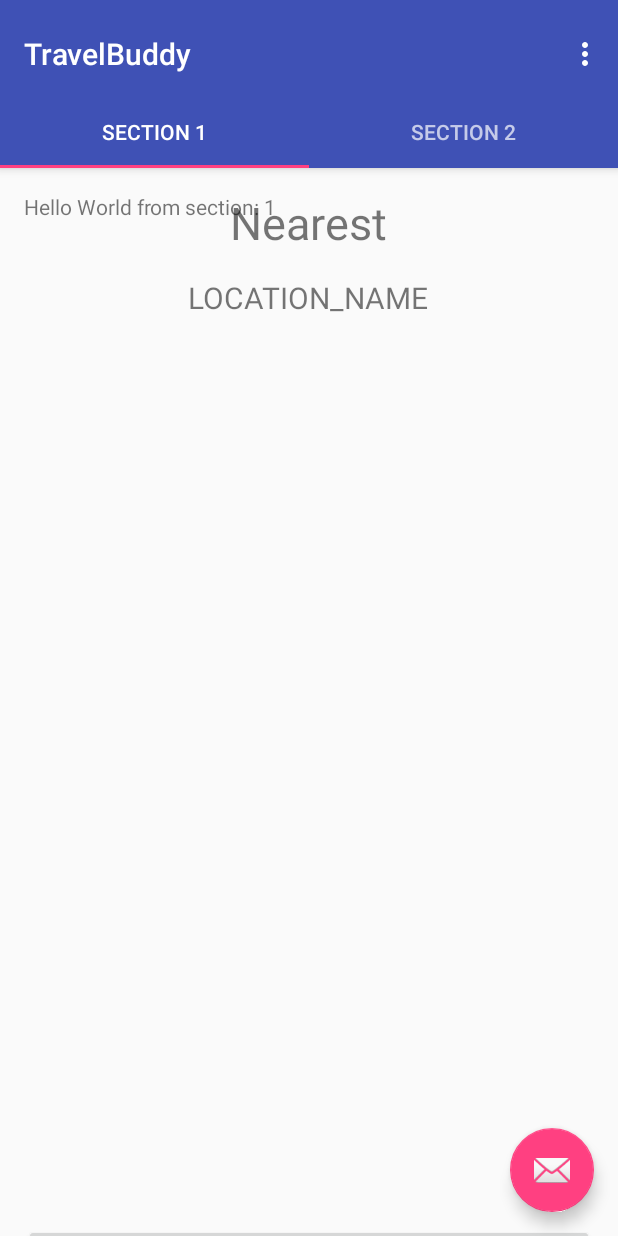
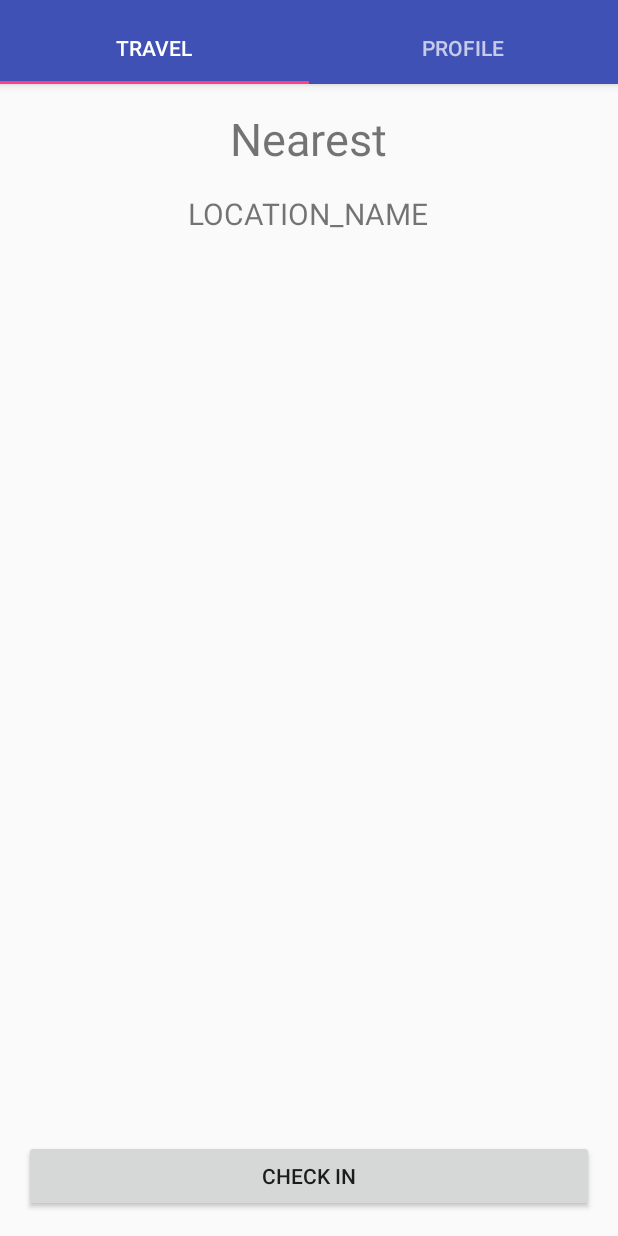
Before and after one commit to dkcas11/TravelBuddy, an Android app: the screen it shows after launch (Travel before the commit, PageController after it), on a phone screen of 412 x 824 dp. Run offline under Robolectric (Android 15) with nearby library versions, the phone set to English and light mode, and no system bars.

Commit message:
Setup basic file structure for PageAdapter and fragments

```diff
--- a/TravelBuddy/app/src/main/AndroidManifest.xml
+++ b/TravelBuddy/app/src/main/AndroidManifest.xml
@@ -9,7 +9,7 @@
         android:supportsRtl="true"
         android:theme="@style/AppTheme">
         <activity
-            android:name=".Travel"
+            android:name=".PageController"
             android:label="@string/app_name"
             android:theme="@style/AppTheme.NoActionBar">
             <intent-filter>
--- /dev/null
+++ b/TravelBuddy/app/src/main/java/com/travelbuddy/casperriboe/travelbuddy/PageController.java
@@ -0,0 +1,98 @@
+package com.travelbuddy.casperriboe.travelbuddy;
+
+import android.support.design.widget.TabLayout;
+import android.support.v7.app.AppCompatActivity;
+
+import android.support.v4.app.Fragment;
+import android.support.v4.app.FragmentManager;
+import android.support.v4.app.FragmentPagerAdapter;
+import android.support.v4.view.ViewPager;
+import android.os.Bundle;
+
+public class PageController extends AppCompatActivity {
+
+    /**
+     * The {@link android.support.v4.view.PagerAdapter} that will provide
+     * fragments for each of the sections. We use a
+     * {@link FragmentPagerAdapter} derivative, which will keep every
+     * loaded fragment in memory. If this becomes too memory intensive, it
+     * may be best to switch to a
+     * {@link android.support.v4.app.FragmentStatePagerAdapter}.
+     */
+    private SectionsPagerAdapter mSectionsPagerAdapter;
+
+    /**
+     * The {@link ViewPager} that will host the section contents.
+     */
+    private ViewPager mViewPager;
+
+    @Override
+    protected void onCreate(Bundle savedInstanceState) {
+        super.onCreate(savedInstanceState);
+        setContentView(R.layout.activity_travel);
+
+        // Create the adapter that will return a fragment for each of the three
+        // primary sections of the activity.
+        mSectionsPagerAdapter = new SectionsPagerAdapter(getSupportFragmentManager());
+
+        // Set up the ViewPager with the sections adapter.
+        mViewPager = (ViewPager) findViewById(R.id.container);
+        mViewPager.setAdapter(mSectionsPagerAdapter);
+
+        TabLayout tabLayout = (TabLayout) findViewById(R.id.tabs);
+        tabLayout.setupWithViewPager(mViewPager);
+/*
+        FloatingActionButton fab = (FloatingActionButton) findViewById(R.id.fab);
+        fab.setOnClickListener(new View.OnClickListener() {
+            @Override
+            public void onClick(View view) {
+                Snackbar.make(view, "Replace with your own action", Snackbar.LENGTH_LONG)
+                        .setAction("Action", null).show();
+            }
+        });
+*/
+    }
+
+    /**
+     * A {@link FragmentPagerAdapter} that returns a fragment corresponding to
+     * one of the sections/tabs/pages.
+     */
+    public class SectionsPagerAdapter extends FragmentPagerAdapter {
+
+        public SectionsPagerAdapter(FragmentManager fm) {
+            super(fm);
+        }
+
+        @Override
+        public Fragment getItem(int position) {
+            // getItem is called to instantiate the fragment for the given page.
+            switch (position) {
+                case 0:
+                    return TravelFragment.newInstance();
+                case 1:
+                    break;
+                default:
+                    return null;
+            }
+            return TravelFragment.newInstance();
+        }
+
+        @Override
+        public int getCount() {
+            return 2;
+        }
+
+        @Override
+        public CharSequence getPageTitle(int position) {
+            switch (position) {
+                case 0:
+                    return "Travel";
+                case 1:
+                    return "Profile";
+                case 2:
+                    return "";
+            }
+            return "";
+        }
+    }
+}
--- a/TravelBuddy/app/src/main/java/com/travelbuddy/casperriboe/travelbuddy/Travel.java
+++ /dev/null
@@ -1,162 +0,0 @@
-package com.travelbuddy.casperriboe.travelbuddy;
-
-import android.support.design.widget.TabLayout;
-import android.support.design.widget.FloatingActionButton;
-import android.support.design.widget.Snackbar;
-import android.support.v7.app.AppCompatActivity;
-import android.support.v7.widget.Toolbar;
-
-import android.support.v4.app.Fragment;
-import android.support.v4.app.FragmentManager;
-import android.support.v4.app.FragmentPagerAdapter;
-import android.support.v4.view.ViewPager;
-import android.os.Bundle;
-import android.view.LayoutInflater;
-import android.view.Menu;
-import android.view.MenuItem;
-import android.view.View;
-import android.view.ViewGroup;
-
-import android.widget.TextView;
-
-public class Travel extends AppCompatActivity {
-
-    /**
-     * The {@link android.support.v4.view.PagerAdapter} that will provide
-     * fragments for each of the sections. We use a
-     * {@link FragmentPagerAdapter} derivative, which will keep every
-     * loaded fragment in memory. If this becomes too memory intensive, it
-     * may be best to switch to a
-     * {@link android.support.v4.app.FragmentStatePagerAdapter}.
-     */
-    private SectionsPagerAdapter mSectionsPagerAdapter;
-
-    /**
-     * The {@link ViewPager} that will host the section contents.
-     */
-    private ViewPager mViewPager;
-
-    @Override
-    protected void onCreate(Bundle savedInstanceState) {
-        super.onCreate(savedInstanceState);
-        setContentView(R.layout.activity_travel);
-
-        Toolbar toolbar = (Toolbar) findViewById(R.id.toolbar);
-        setSupportActionBar(toolbar);
-        // Create the adapter that will return a fragment for each of the three
-        // primary sections of the activity.
-        mSectionsPagerAdapter = new SectionsPagerAdapter(getSupportFragmentManager());
-
-        // Set up the ViewPager with the sections adapter.
-        mViewPager = (ViewPager) findViewById(R.id.container);
-        mViewPager.setAdapter(mSectionsPagerAdapter);
-
-        TabLayout tabLayout = (TabLayout) findViewById(R.id.tabs);
-        tabLayout.setupWithViewPager(mViewPager);
-
-        FloatingActionButton fab = (FloatingActionButton) findViewById(R.id.fab);
-        fab.setOnClickListener(new View.OnClickListener() {
-            @Override
-            public void onClick(View view) {
-                Snackbar.make(view, "Replace with your own action", Snackbar.LENGTH_LONG)
-                        .setAction("Action", null).show();
-            }
-        });
-
-    }
-
-
-    @Override
-    public boolean onCreateOptionsMenu(Menu menu) {
-        // Inflate the menu; this adds items to the action bar if it is present.
-        getMenuInflater().inflate(R.menu.menu_travel, menu);
-        return true;
-    }
-
-    @Override
-    public boolean onOptionsItemSelected(MenuItem item) {
-        // Handle action bar item clicks here. The action bar will
-        // automatically handle clicks on the Home/Up button, so long
-        // as you specify a parent activity in AndroidManifest.xml.
-        int id = item.getItemId();
-
-        //noinspection SimplifiableIfStatement
-        if (id == R.id.action_settings) {
-            return true;
-        }
-
-        return super.onOptionsItemSelected(item);
-    }
-
-    /**
-     * A placeholder fragment containing a simple view.
-     */
-    public static class PlaceholderFragment extends Fragment {
-        /**
-         * The fragment argument representing the section number for this
-         * fragment.
-         */
-        private static final String ARG_SECTION_NUMBER = "section_number";
-
-        public PlaceholderFragment() {
-        }
-
-        /**
-         * Returns a new instance of this fragment for the given section
-         * number.
-         */
-        public static PlaceholderFragment newInstance(int sectionNumber) {
-            PlaceholderFragment fragment = new PlaceholderFragment();
-            Bundle args = new Bundle();
-            args.putInt(ARG_SECTION_NUMBER, sectionNumber);
-            fragment.setArguments(args);
-            return fragment;
-        }
-
-        @Override
-        public View onCreateView(LayoutInflater inflater, ViewGroup container,
-                                 Bundle savedInstanceState) {
-            View rootView = inflater.inflate(R.layout.fragment_travel, container, false);
-            TextView textView = (TextView) rootView.findViewById(R.id.section_label);
-            textView.setText(getString(R.string.section_format, getArguments().getInt(ARG_SECTION_NUMBER)));
-            return rootView;
-        }
-    }
-
-    /**
-     * A {@link FragmentPagerAdapter} that returns a fragment corresponding to
-     * one of the sections/tabs/pages.
-     */
-    public class SectionsPagerAdapter extends FragmentPagerAdapter {
-
-        public SectionsPagerAdapter(FragmentManager fm) {
-            super(fm);
-        }
-
-        @Override
-        public Fragment getItem(int position) {
-            // getItem is called to instantiate the fragment for the given page.
-            // Return a PlaceholderFragment (defined as a static inner class below).
-            return PlaceholderFragment.newInstance(position + 1);
-        }
-
-        @Override
-        public int getCount() {
-            // Show 3 total pages.
-            return 2;
-        }
-
-        @Override
-        public CharSequence getPageTitle(int position) {
-            switch (position) {
-                case 0:
-                    return "SECTION 1";
-                case 1:
-                    return "SECTION 2";
-                case 2:
-                    return "SECTION 3";
-            }
-            return null;
-        }
-    }
-}
--- /dev/null
+++ b/TravelBuddy/app/src/main/java/com/travelbuddy/casperriboe/travelbuddy/TravelFragment.java
@@ -0,0 +1,28 @@
+package com.travelbuddy.casperriboe.travelbuddy;
+
+import android.os.Bundle;
+import android.support.v4.app.Fragment;
+import android.view.LayoutInflater;
+import android.view.View;
+import android.view.ViewGroup;
+
+/**
+ * Created by Casper on 20/04/2017.
+ */
+
+public class TravelFragment extends Fragment {
+    public TravelFragment() {
+    }
+
+    public static TravelFragment newInstance() {
+        return new TravelFragment();
+    }
+
+    @Override
+    public View onCreateView(LayoutInflater inflater, ViewGroup container,
+                             Bundle savedInstanceState) {
+        View rootView = inflater.inflate(R.layout.fragment_travel, container, false);
+
+        return rootView;
+    }
+}
--- /dev/null
+++ b/TravelBuddy/app/src/main/res/drawable/button_bg_round.xml
@@ -0,0 +1,10 @@
+<?xml version="1.0" encoding="utf-8"?>
+<selector xmlns:android="http://schemas.android.com/apk/res/android">
+    <item>
+        <shape android:shape="oval">
+            <stroke android:color="#1E90FF" android:width="3dp" />
+            <solid android:color="#87CEEB"/>
+            <size android:width="150dp" android:height="150dp"/>
+        </shape>
+    </item>
+</selector>
--- a/TravelBuddy/app/src/main/res/layout/activity_travel.xml
+++ b/TravelBuddy/app/src/main/res/layout/activity_travel.xml
@@ -6,7 +6,7 @@
     android:layout_width="match_parent"
     android:layout_height="match_parent"
     android:fitsSystemWindows="true"
-    tools:context="com.travelbuddy.casperriboe.travelbuddy.Travel">
+    tools:context="com.travelbuddy.casperriboe.travelbuddy.PageController">
 
     <android.support.design.widget.AppBarLayout
         android:id="@+id/appbar"
@@ -14,16 +14,6 @@
         android:layout_height="wrap_content"
         android:paddingTop="@dimen/appbar_padding_top"
         android:theme="@style/AppTheme.AppBarOverlay">
-
-        <android.support.v7.widget.Toolbar
-            android:id="@+id/toolbar"
-            android:layout_width="match_parent"
-            android:layout_height="?attr/actionBarSize"
-            android:background="?attr/colorPrimary"
-            app:layout_scrollFlags="scroll|enterAlways"
-            app:popupTheme="@style/AppTheme.PopupOverlay">
-
-        </android.support.v7.widget.Toolbar>
 
         <android.support.design.widget.TabLayout
             android:id="@+id/tabs"
@@ -37,7 +27,7 @@
         android:layout_width="match_parent"
         android:layout_height="match_parent"
         app:layout_behavior="@string/appbar_scrolling_view_behavior" />
-
+<!--
     <android.support.design.widget.FloatingActionButton
         android:id="@+id/fab"
         android:layout_width="wrap_content"
@@ -45,5 +35,5 @@
         android:layout_gravity="end|bottom"
         android:layout_margin="@dimen/fab_margin"
         app:srcCompat="@android:drawable/ic_dialog_email" />
-
+-->
 </android.support.design.widget.CoordinatorLayout>
--- a/TravelBuddy/app/src/main/res/layout/fragment_travel.xml
+++ b/TravelBuddy/app/src/main/res/layout/fragment_travel.xml
@@ -1,25 +1,15 @@
 <RelativeLayout xmlns:android="http://schemas.android.com/apk/res/android"
-    xmlns:tools="http://schemas.android.com/tools"
     android:layout_width="match_parent"
     android:layout_height="match_parent"
     android:paddingBottom="@dimen/activity_vertical_margin"
     android:paddingLeft="@dimen/activity_horizontal_margin"
     android:paddingRight="@dimen/activity_horizontal_margin"
-    android:paddingTop="@dimen/activity_vertical_margin"
-    tools:context="com.travelbuddy.casperriboe.travelbuddy.Travel$PlaceholderFragment">
+    android:paddingTop="@dimen/activity_vertical_margin">
 
     <TextView
         android:id="@+id/section_label"
         android:layout_width="wrap_content"
         android:layout_height="wrap_content" />
-
-    <Button
-        android:text="Check In"
-        android:layout_width="match_parent"
-        android:layout_height="wrap_content"
-        android:id="@+id/CHECKIN_BUTTON"
-        android:layout_alignParentBottom="true"
-        android:layout_alignParentStart="true" />
 
     <TextView
         android:text="Nearest"
@@ -40,4 +30,11 @@
         android:id="@+id/LOCATION_NAME"
         android:textSize="20sp" />
 
+    <Button
+        android:text="Check In"
+        android:layout_width="match_parent"
+        android:layout_height="wrap_content"
+        android:id="@+id/CHECKIN_BUTTON"
+        android:layout_alignParentBottom="true" />
+
 </RelativeLayout>
--- a/TravelBuddy/app/src/main/res/menu/menu_travel.xml
+++ /dev/null
@@ -1,10 +0,0 @@
-<menu xmlns:android="http://schemas.android.com/apk/res/android"
-    xmlns:app="http://schemas.android.com/apk/res-auto"
-    xmlns:tools="http://schemas.android.com/tools"
-    tools:context="com.travelbuddy.casperriboe.travelbuddy.Travel">
-    <item
-        android:id="@+id/action_settings"
-        android:orderInCategory="100"
-        android:title="@string/action_settings"
-        app:showAsAction="never" />
-</menu>
```
